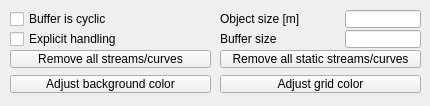
The window that ui/qdlggraphs.ui (CoppeliaRobotics/coppeliaSimLib) describes before a commit, drawn with Qt 5.
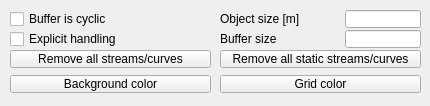
The same window after the commit.

```diff
--- a/ui/qdlggraphs.ui
+++ b/ui/qdlggraphs.ui
@@ -368,7 +368,7 @@
     <enum>Qt::StrongFocus</enum>
    </property>
    <property name="text">
-    <string>Adjust grid color</string>
+    <string>Grid color</string>
    </property>
   </widget>
   <widget class="QLineEdit" name="qqBufferSize">
@@ -439,7 +439,7 @@
     <enum>Qt::StrongFocus</enum>
    </property>
    <property name="text">
-    <string>Adjust background color</string>
+    <string>Background color</string>
    </property>
   </widget>
   <widget class="QToolButton" name="qqRemoveAll">
```
